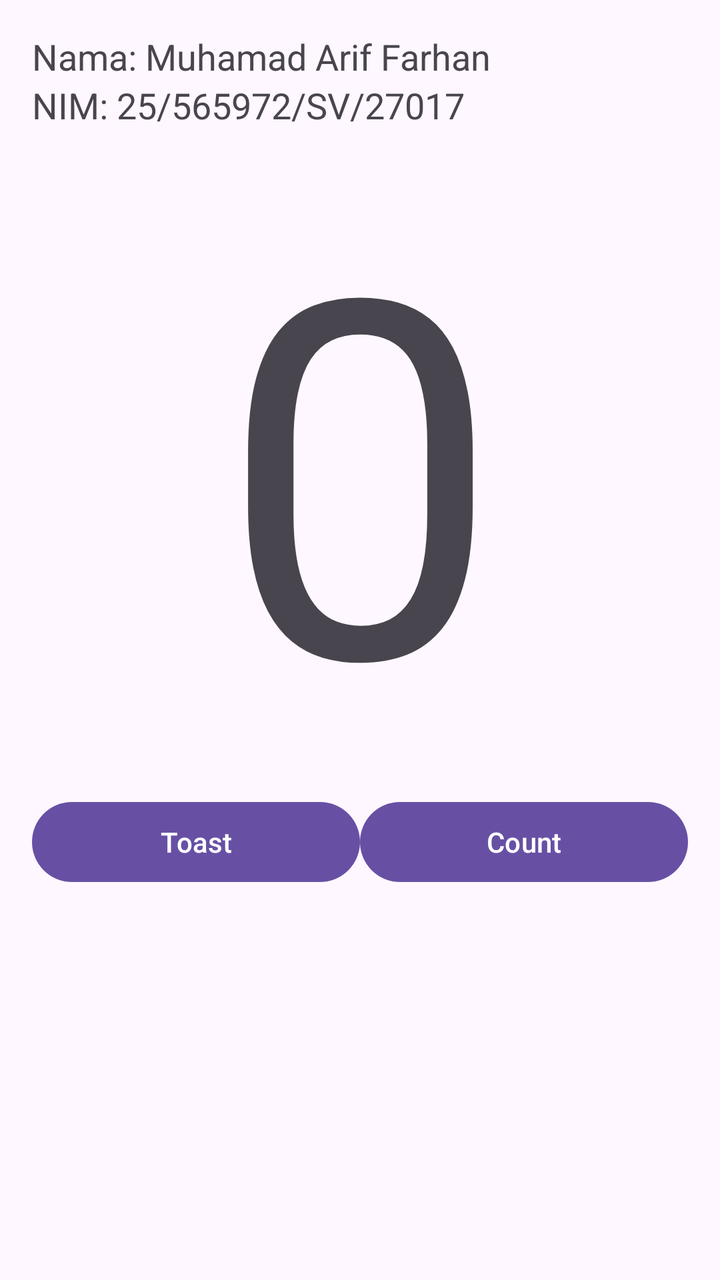
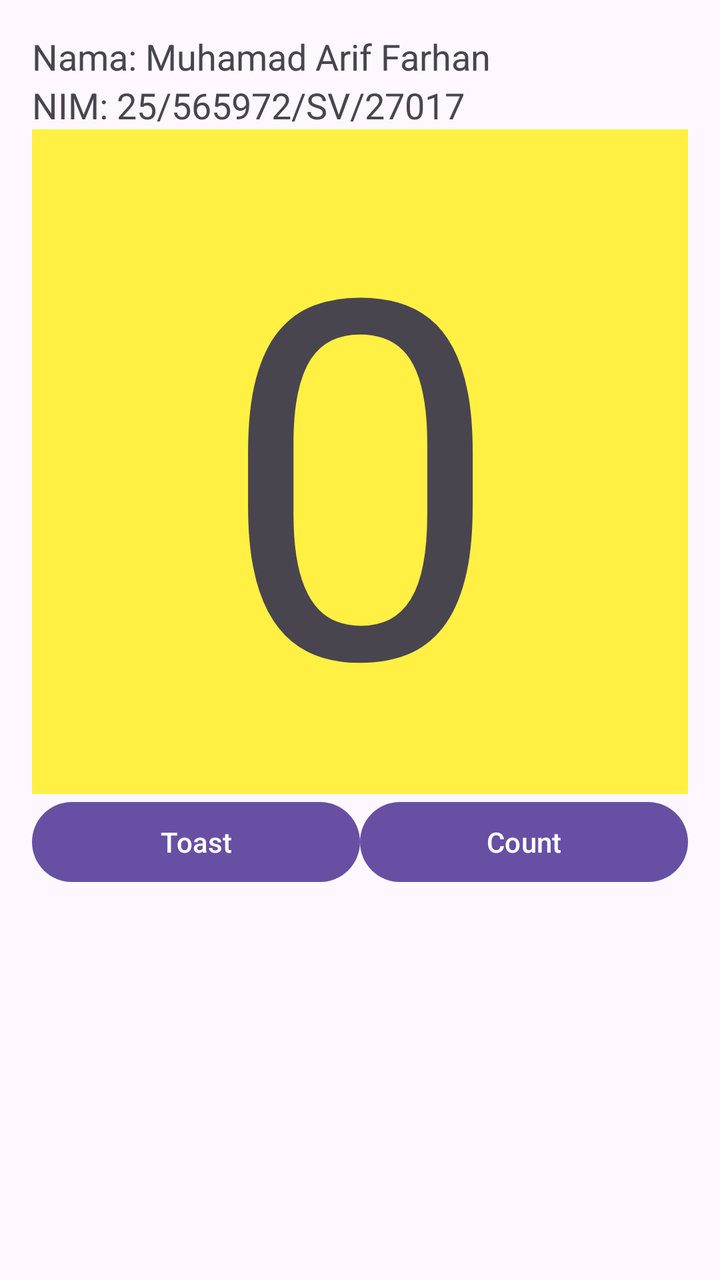

Two renders of the same Android screen: before a commit and after it. Below are the layout's source before the change and the commit's diff.
<!-- AndroidManifest.xml: application theme Theme.CountApp -->
<!-- res/layout/activity_main.xml -->
<?xml version="1.0" encoding="utf-8"?>
<LinearLayout xmlns:android="http://schemas.android.com/apk/res/android"
    xmlns:tools="http://schemas.android.com/tools"
    android:id="@+id/main"
    android:layout_width="match_parent"
    android:layout_height="match_parent"
    android:orientation="vertical"
    android:padding="16dp"
    tools:context=".MainActivity">

    <TextView
        android:layout_width="match_parent"
        android:layout_height="wrap_content"
        android:text="@string/name_author"
        android:textSize="18sp" />

    <TextView
        android:layout_width="match_parent"
        android:layout_height="wrap_content"
        android:text="@string/nim"
        android:textSize="18sp" />

    <TextView
        android:id="@+id/tv_number"
        android:layout_width="match_parent"
        android:layout_height="wrap_content"
        android:text="@string/number"
        android:textAlignment="center"
        android:textSize="250sp" />

    <LinearLayout
        android:layout_width="match_parent"
        android:layout_height="wrap_content"
        android:orientation="horizontal">

        <Button
            android:id="@+id/btn_toast"
            android:layout_width="wrap_content"
            android:layout_height="wrap_content"
            android:layout_weight="1"
            android:text="@string/btn_toast" />

        <Button
            android:id="@+id/btn_count"
            android:layout_width="wrap_content"
            android:layout_height="wrap_content"
            android:layout_weight="1"
            android:text="@string/btn_count" />


    </LinearLayout>


</LinearLayout>
<!-- resources referenced by this layout -->
<resources>
  <string name="btn_count">Count</string>
  <string name="btn_toast">Toast</string>
  <string name="name_author">Nama: Muhamad Arif Farhan</string>
  <string name="nim">NIM: 25/565972/SV/27017</string>
  <string name="number">0</string>
  <style name="Theme.CountApp" parent="Base.Theme.CountApp" />
  <style name="Base.Theme.CountApp" parent="Theme.Material3.DayNight.NoActionBar">
          
          
      </style>
</resources>

<!-- the commit's change to res/layout/activity_main.xml (unified diff, before → after) -->
@@ -26,6 +26,7 @@
         android:layout_height="wrap_content"
         android:text="@string/number"
         android:textAlignment="center"
+        android:background="@color/yellow"
         android:textSize="250sp" />
 
     <LinearLayout
<!-- resource entries referenced after the edit -->
@@ -1,5 +1,6 @@
 <!-- resources referenced by this layout -->
 <resources>
+  <color name="yellow">#FFF043</color>
   <string name="btn_count">Count</string>
   <string name="btn_toast">Toast</string>
   <string name="name_author">Nama: Muhamad Arif Farhan</string>
